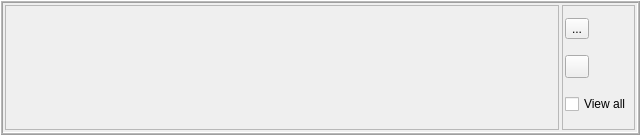
First picture: the form in forms/imageStackWidget.ui, repository isis-group/vast, before the edit.
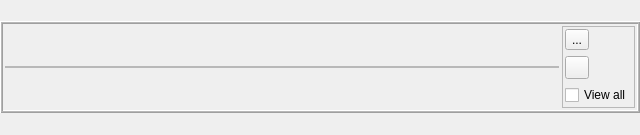
Second picture: the form after the edit. Icons and pictures are not drawn.

Patch:
```diff
--- a/forms/imageStackWidget.ui
+++ b/forms/imageStackWidget.ui
@@ -41,7 +41,7 @@
    <item>
     <widget class="QFrame" name="frame">
      <property name="sizePolicy">
-      <sizepolicy hsizetype="Minimum" vsizetype="Minimum">
+      <sizepolicy hsizetype="Minimum" vsizetype="Maximum">
        <horstretch>0</horstretch>
        <verstretch>0</verstretch>
       </sizepolicy>
@@ -71,7 +71,7 @@
       <item>
        <widget class="QFrame" name="stackFrame">
         <property name="sizePolicy">
-         <sizepolicy hsizetype="Expanding" vsizetype="Preferred">
+         <sizepolicy hsizetype="Expanding" vsizetype="Maximum">
           <horstretch>0</horstretch>
           <verstretch>0</verstretch>
          </sizepolicy>
@@ -95,7 +95,7 @@
       <item>
        <widget class="QFrame" name="frame_3">
         <property name="sizePolicy">
-         <sizepolicy hsizetype="Minimum" vsizetype="Preferred">
+         <sizepolicy hsizetype="Minimum" vsizetype="Maximum">
           <horstretch>0</horstretch>
           <verstretch>0</verstretch>
          </sizepolicy>
```
